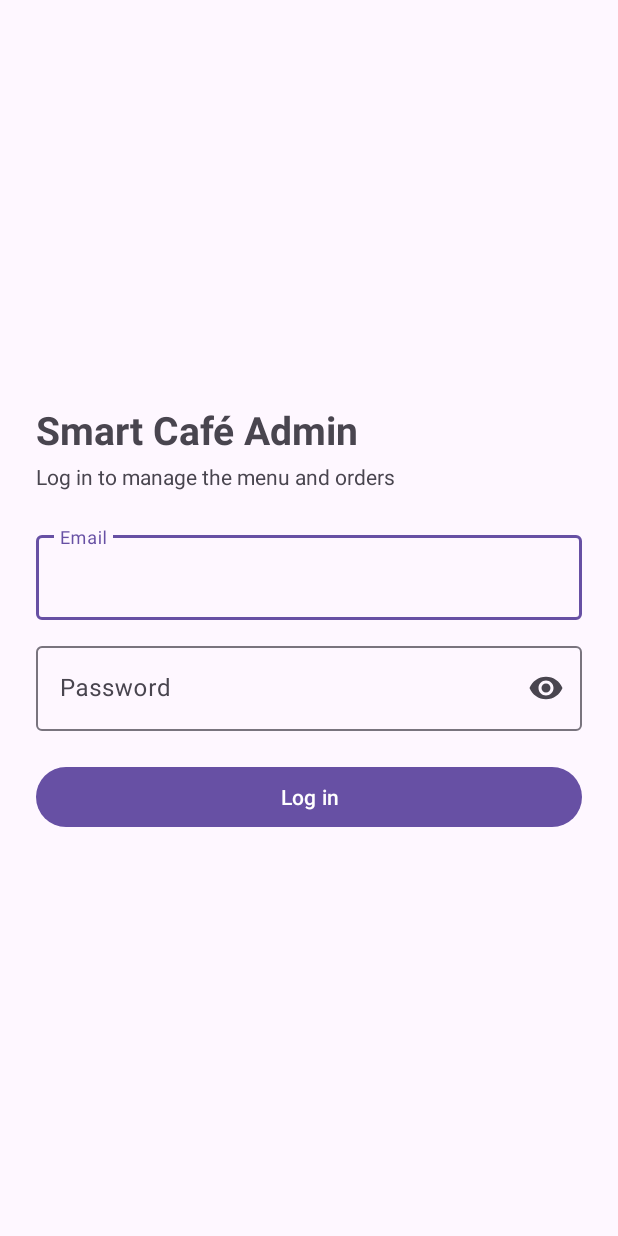
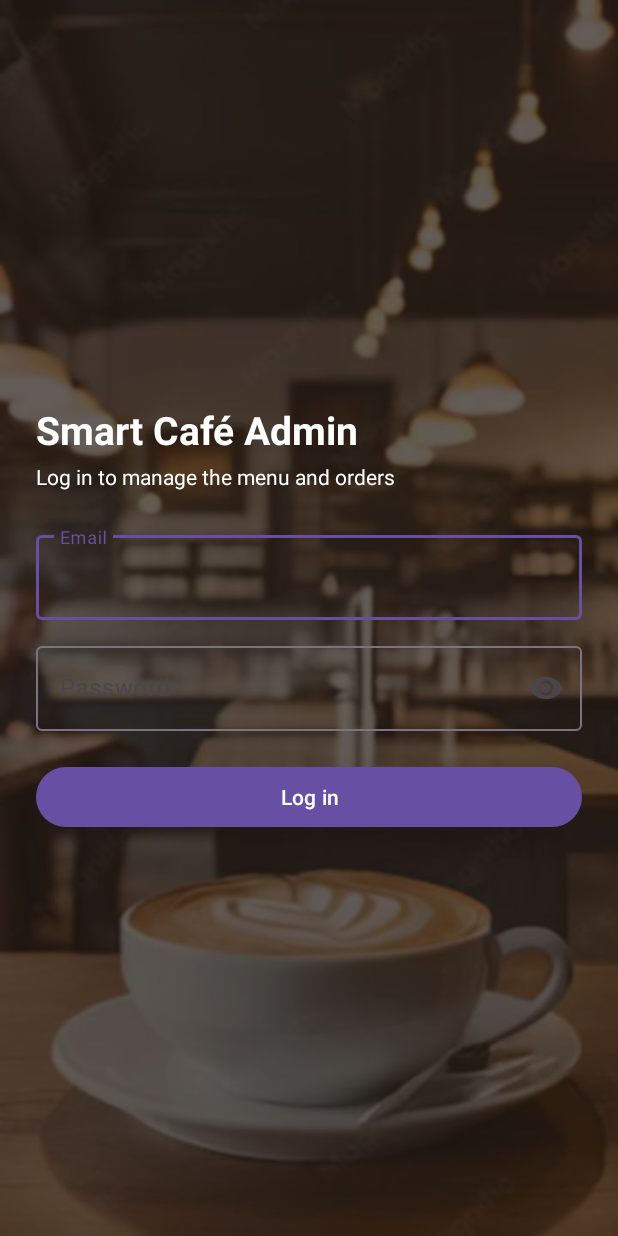
Before and after one commit to onyv/smart-cafe-admin, an Android app: the screen it shows after launch (LoginActivity), on a phone screen of 412 x 824 dp. Run offline under Robolectric (Android 15) with nearby library versions, the phone set to English and light mode, and no system bars; our stand-ins replace Room's generated code.

Commit message:
Dark background and white text

```diff
--- a/app/src/main/res/layout/activity_login.xml
+++ b/app/src/main/res/layout/activity_login.xml
@@ -12,20 +12,23 @@
         android:layout_height="wrap_content"
         android:text="Smart Café Admin"
         android:textSize="26sp"
-        android:textStyle="bold" />
+        android:textStyle="bold"
+        android:textColor="#FFFFFF"/>
 
     <TextView
         android:layout_width="wrap_content"
         android:layout_height="wrap_content"
         android:layout_marginTop="4dp"
         android:layout_marginBottom="24dp"
-        android:text="Log in to manage the menu and orders" />
+        android:text="Log in to manage the menu and orders"
+        android:textColor="#FFFFFF"/>
 
     <com.google.android.material.textfield.TextInputLayout
         android:id="@+id/emailLayout"
         android:layout_width="match_parent"
         android:layout_height="wrap_content"
-        android:hint="Email">
+        android:hint="Email"
+        >
 
         <com.google.android.material.textfield.TextInputEditText
             android:id="@+id/emailInput"
@@ -40,13 +43,15 @@
         android:layout_height="wrap_content"
         android:layout_marginTop="12dp"
         android:hint="Password"
-        app:endIconMode="password_toggle">
+        app:endIconMode="password_toggle"
+        >
 
         <com.google.android.material.textfield.TextInputEditText
             android:id="@+id/passwordInput"
             android:layout_width="match_parent"
             android:layout_height="wrap_content"
-            android:inputType="textPassword" />
+            android:inputType="textPassword"
+            android:textColor="#FFFFFF"/>
     </com.google.android.material.textfield.TextInputLayout>
 
     <TextView
@@ -54,7 +59,7 @@
         android:layout_width="wrap_content"
         android:layout_height="wrap_content"
         android:layout_marginTop="12dp"
-        android:textColor="#B00020"
+        android:textColor="#FF8A80"
         android:visibility="gone" />
 
     <Button
--- a/app/src/main/res/layout/activity_main.xml
+++ b/app/src/main/res/layout/activity_main.xml
@@ -11,7 +11,8 @@
         android:id="@+id/welcomeText"
         android:layout_width="wrap_content"
         android:layout_height="wrap_content"
-        android:textSize="22sp" />
+        android:textSize="22sp"
+        android:textColor="#FFFFFF"/>
 
     <Button
         android:id="@+id/logoutButton"
--- a/app/src/main/res/layout/activity_menu.xml
+++ b/app/src/main/res/layout/activity_menu.xml
@@ -11,7 +11,8 @@
         android:layout_marginBottom="12dp"
         android:text="Menu"
         android:textSize="24sp"
-        android:textStyle="bold" />
+        android:textStyle="bold"
+        android:textColor="#FFFFFF"/>
 
     <Button
         android:id="@+id/addMenuButton"
--- a/app/src/main/res/layout/item_header.xml
+++ b/app/src/main/res/layout/item_header.xml
@@ -6,4 +6,5 @@
     android:paddingTop="16dp"
     android:paddingBottom="4dp"
     android:textSize="18sp"
-    android:textStyle="bold" />
+    android:textStyle="bold"
+    android:textColor="#FFFFFF"/>
--- a/app/src/main/res/values-night/themes.xml
+++ b/app/src/main/res/values-night/themes.xml
@@ -3,5 +3,6 @@
     <style name="Base.Theme.MyCafeAdminAp" parent="Theme.Material3.DayNight.NoActionBar">
         <!-- Customize your dark theme here. -->
         <!-- <item name="colorPrimary">@color/my_dark_primary</item> -->
+        <item name="android:windowBackground">@drawable/cafe_bg_dark</item>
     </style>
 </resources>
--- a/app/src/main/res/values/themes.xml
+++ b/app/src/main/res/values/themes.xml
@@ -3,6 +3,7 @@
     <style name="Base.Theme.MyCafeAdminAp" parent="Theme.Material3.DayNight.NoActionBar">
         <!-- Customize your light theme here. -->
         <!-- <item name="colorPrimary">@color/my_light_primary</item> -->
+        <item name="android:windowBackground">@drawable/cafe_bg_dark</item>
     </style>
 
     <style name="Theme.MyCafeAdminAp" parent="Base.Theme.MyCafeAdminAp" />
```
Also changed, not shown: app/src/main/res/layout/menu_rows.xml (+8 -4 lines), app/src/main/res/drawable/cafe_bg_dark.jpg (added). Lines whose indentation alone changed are shown as unchanged.
